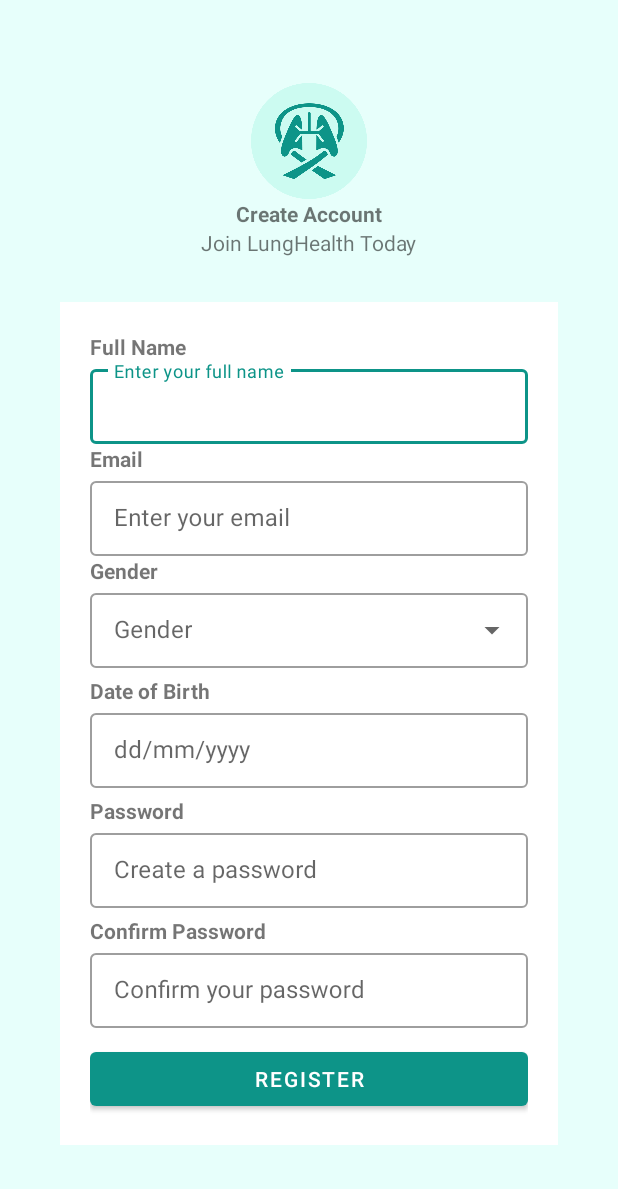
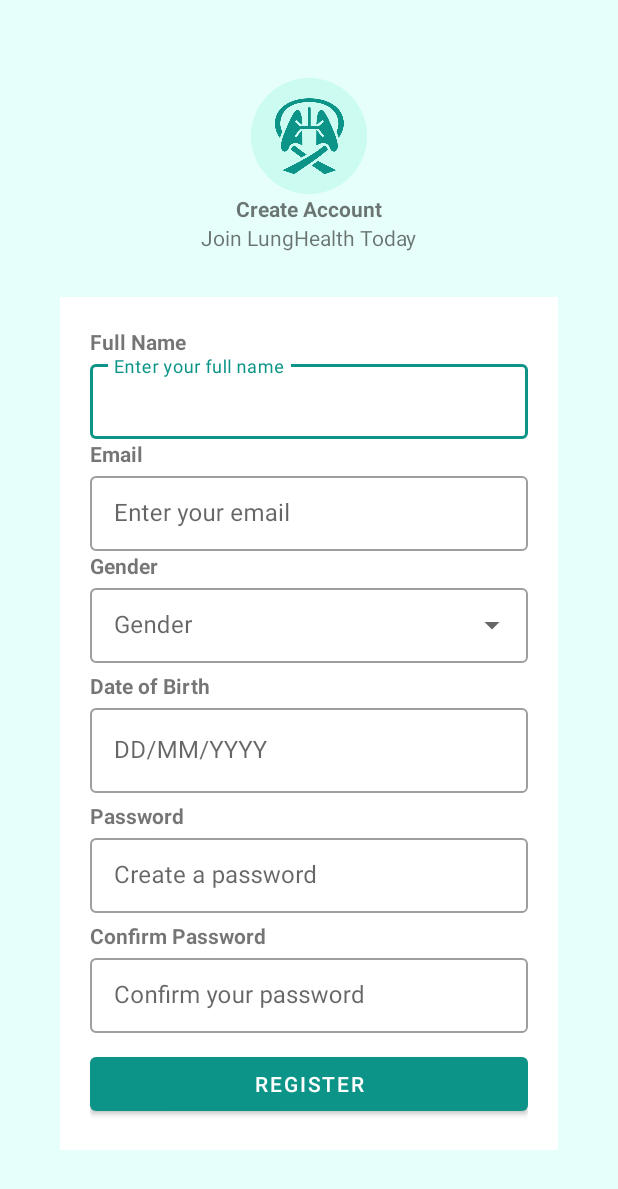
Before and after one commit to FlorenzaJ/UAS_KEL3, an Android app: the screen it shows after launch (RegisterActivity), on a phone screen of 412 x 824 dp. Shown: the top 1189 px of the screen. Run offline under Robolectric (Android 15) with nearby library versions, the phone set to English and light mode, and no system bars; libraries missing offline, so code that uses them is left out: io.realm; 3 statements that could not run were skipped.

Commit message:
Date Edit

```diff
--- a/app/src/main/res/layout/activity_register.xml
+++ b/app/src/main/res/layout/activity_register.xml
@@ -142,25 +142,27 @@
                     android:orientation="vertical">
 
                     <TextView
-                        android:id="@+id/textView4"
-                        android:layout_width="wrap_content"
+                        android:layout_width="match_parent"
                         android:layout_height="wrap_content"
-                        android:text="Date of Birth"
-                        android:textStyle="bold" />
+                        android:textStyle="bold"
+                        android:text="Date of Birth" />
 
                     <com.google.android.material.textfield.TextInputLayout
                         style="@style/Widget.MaterialComponents.TextInputLayout.OutlinedBox"
                         android:layout_width="match_parent"
                         android:layout_height="wrap_content">
 
-                        <com.google.android.material.textfield.TextInputEditText
-                            android:id="@+id/edtTanggalLahir"
-                            android:layout_width="match_parent"
-                            android:layout_height="50dp"
-                            android:ems="10"
-                            android:hint="dd/mm/yyyy"
-                            android:inputType="date"
-                            android:maxLength="10" />
+                    <com.google.android.material.textfield.TextInputEditText
+                        android:id="@+id/edtTanggalLahir"
+                        android:layout_width="match_parent"
+                        android:layout_height="wrap_content"
+                        android:paddingHorizontal="16dp"
+                        android:textSize="16sp"
+                        android:textColor="@android:color/black"
+                        android:hint="DD/MM/YYYY"
+                        android:inputType="date"
+                        android:focusable="false"
+                        android:clickable="true" />
                     </com.google.android.material.textfield.TextInputLayout>
 
                 </LinearLayout>
--- a/app/src/main/res/layout/fragment_edit_profile.xml
+++ b/app/src/main/res/layout/fragment_edit_profile.xml
@@ -94,7 +94,6 @@
 
         </LinearLayout>
 
-        <!-- Edit Form Section -->
         <LinearLayout
             android:layout_width="match_parent"
             android:layout_height="wrap_content"
@@ -104,7 +103,6 @@
             android:paddingHorizontal="20dp"
             android:paddingVertical="24dp">
 
-            <!-- Full Name Field -->
             <LinearLayout
                 android:layout_width="match_parent"
                 android:layout_height="wrap_content"
@@ -133,7 +131,6 @@
 
             </LinearLayout>
 
-            <!-- Date of Birth Field -->
             <LinearLayout
                 android:layout_width="match_parent"
                 android:layout_height="wrap_content"
@@ -164,7 +161,6 @@
 
             </LinearLayout>
 
-            <!-- Gender Field -->
             <LinearLayout
                 android:layout_width="match_parent"
                 android:layout_height="wrap_content"
@@ -189,7 +185,6 @@
 
             </LinearLayout>
 
-            <!-- Email Field -->
             <LinearLayout
                 android:layout_width="match_parent"
                 android:layout_height="wrap_content"
@@ -220,7 +215,6 @@
 
         </LinearLayout>
 
-        <!-- Save Button -->
         <Button
             android:id="@+id/btnSaveChanges"
             android:layout_width="match_parent"
```
Also changed, not shown: app/src/main/java/edu/uph/uas_kelompok3/RegisterActivity.java (+32 -0 lines).
